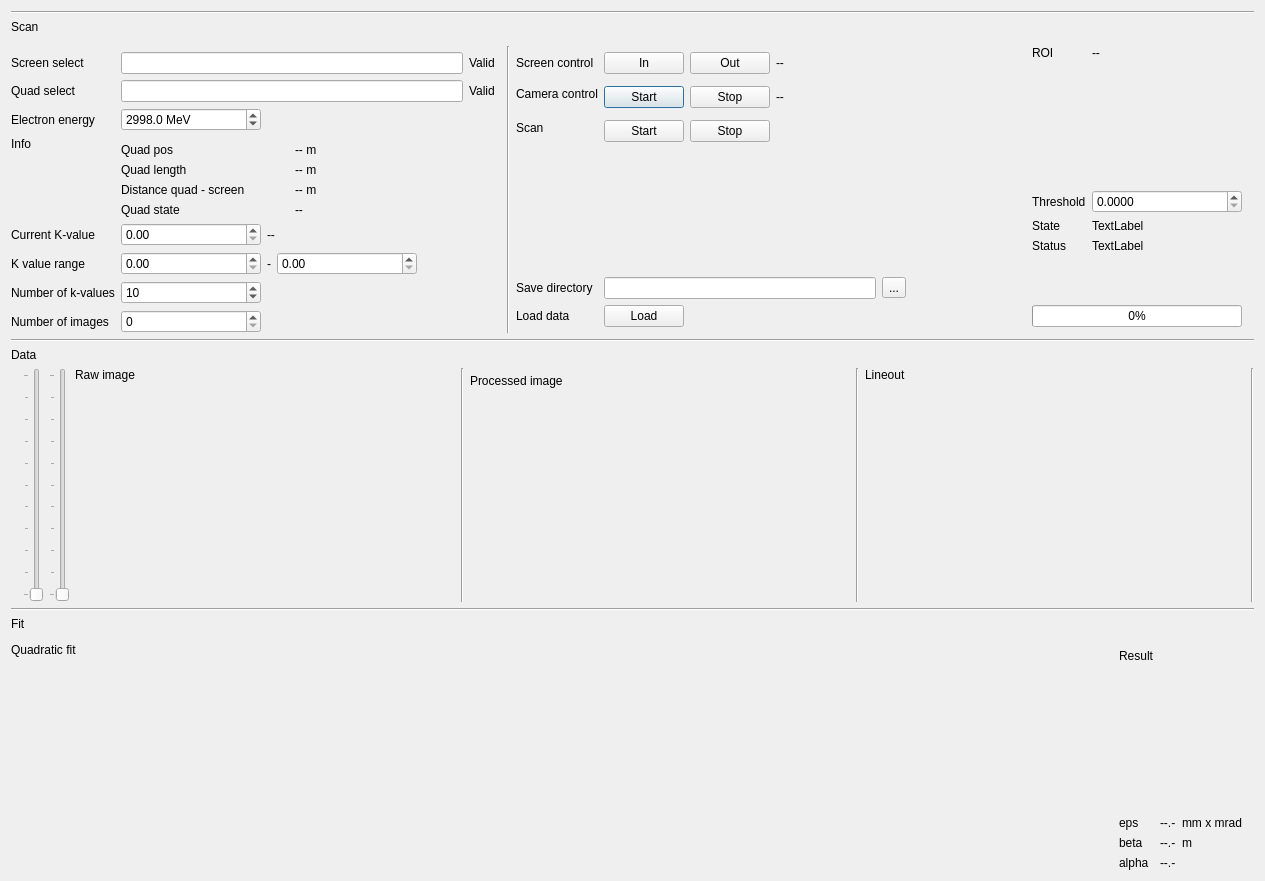
filiplindau/QuadScan, file quadscan_gui_notab.ui: the form before one commit.
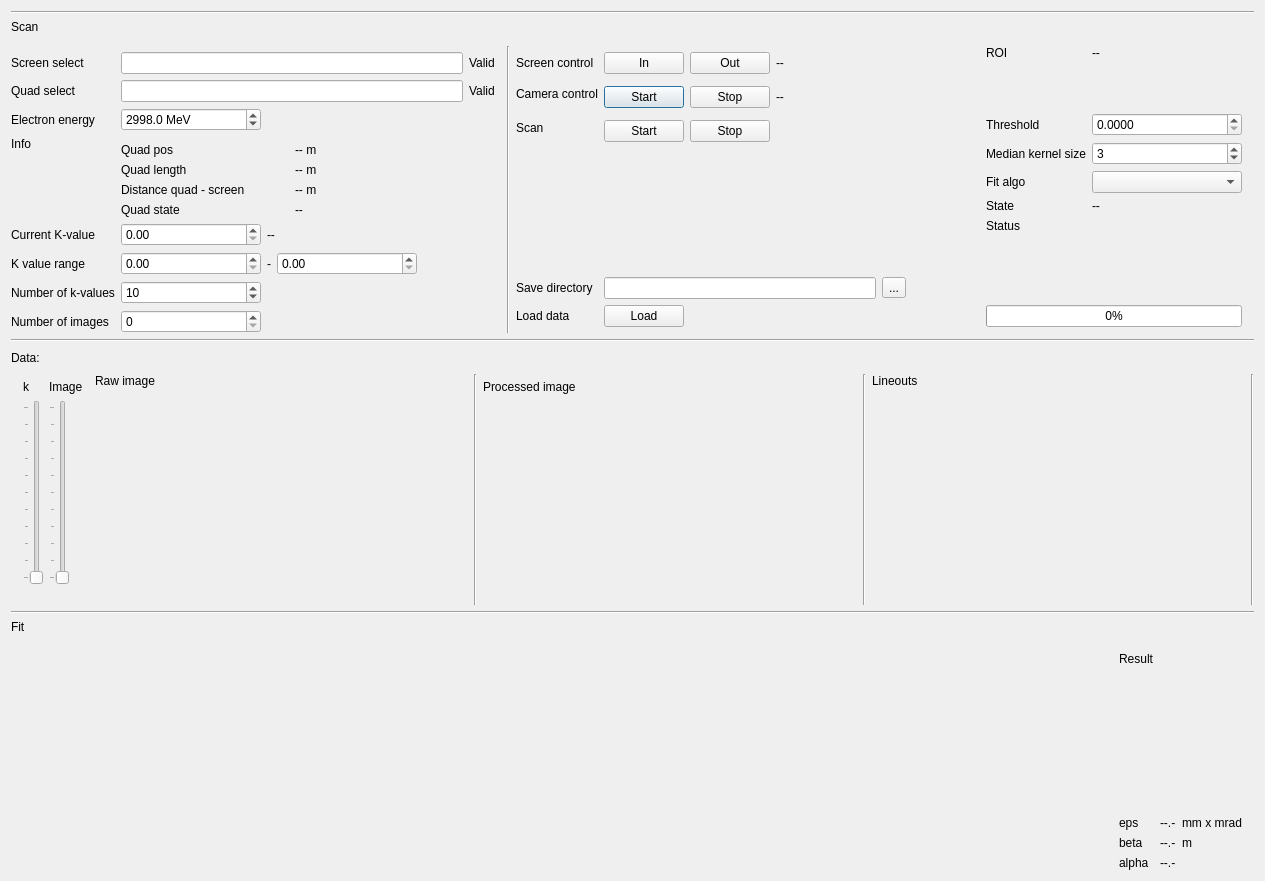
The form after the commit. Icons and pictures are not drawn. Custom widgets are drawn as their Qt base class.

```diff
--- a/quadscan_gui_notab.ui
+++ b/quadscan_gui_notab.ui
@@ -698,46 +698,27 @@
        <property name="bottomMargin">
         <number>6</number>
        </property>
-       <item row="2" column="2">
-        <widget class="QDoubleSpinBox" name="threshold_spinbox">
-         <property name="decimals">
-          <number>4</number>
-         </property>
-         <property name="maximum">
-          <double>1.000000000000000</double>
-         </property>
-         <property name="singleStep">
-          <double>0.010000000000000</double>
-         </property>
-        </widget>
-       </item>
-       <item row="3" column="2">
-        <widget class="QLabel" name="state_label">
-         <property name="sizePolicy">
-          <sizepolicy hsizetype="Preferred" vsizetype="Minimum">
-           <horstretch>0</horstretch>
-           <verstretch>0</verstretch>
-          </sizepolicy>
-         </property>
-         <property name="text">
-          <string>TextLabel</string>
-         </property>
-        </widget>
-       </item>
-       <item row="3" column="1">
-        <widget class="QLabel" name="label">
-         <property name="sizePolicy">
-          <sizepolicy hsizetype="Preferred" vsizetype="Minimum">
-           <horstretch>0</horstretch>
-           <verstretch>0</verstretch>
-          </sizepolicy>
-         </property>
-         <property name="text">
-          <string>State</string>
-         </property>
-        </widget>
-       </item>
        <item row="4" column="2">
+        <widget class="QComboBox" name="fit_algo_combobox"/>
+       </item>
+       <item row="4" column="1">
+        <widget class="QLabel" name="label_33">
+         <property name="text">
+          <string>Fit algo</string>
+         </property>
+        </widget>
+       </item>
+       <item row="6" column="1">
+        <widget class="QLabel" name="label_3">
+         <property name="text">
+          <string>Status</string>
+         </property>
+         <property name="alignment">
+          <set>Qt::AlignLeading|Qt::AlignLeft|Qt::AlignTop</set>
+         </property>
+        </widget>
+       </item>
+       <item row="6" column="2">
         <widget class="QLabel" name="status_label">
          <property name="sizePolicy">
           <sizepolicy hsizetype="Preferred" vsizetype="Preferred">
@@ -748,17 +729,50 @@
          <property name="minimumSize">
           <size>
            <width>150</width>
-           <height>60</height>
+           <height>80</height>
           </size>
          </property>
          <property name="text">
-          <string>TextLabel</string>
+          <string/>
          </property>
          <property name="alignment">
           <set>Qt::AlignLeading|Qt::AlignLeft|Qt::AlignTop</set>
          </property>
         </widget>
        </item>
+       <item row="2" column="1">
+        <widget class="QLabel" name="label_21">
+         <property name="text">
+          <string>Threshold</string>
+         </property>
+        </widget>
+       </item>
+       <item row="7" column="1" colspan="2">
+        <widget class="QProgressBar" name="operation_progressbar">
+         <property name="maximumSize">
+          <size>
+           <width>16777215</width>
+           <height>16777215</height>
+          </size>
+         </property>
+         <property name="value">
+          <number>0</number>
+         </property>
+        </widget>
+       </item>
+       <item row="5" column="2">
+        <widget class="QLabel" name="state_label">
+         <property name="sizePolicy">
+          <sizepolicy hsizetype="Preferred" vsizetype="Minimum">
+           <horstretch>0</horstretch>
+           <verstretch>0</verstretch>
+          </sizepolicy>
+         </property>
+         <property name="text">
+          <string>--</string>
+         </property>
+        </widget>
+       </item>
        <item row="0" column="2">
         <widget class="QLabel" name="label_2">
          <property name="text">
@@ -766,6 +780,32 @@
          </property>
         </widget>
        </item>
+       <item row="5" column="1">
+        <widget class="QLabel" name="label">
+         <property name="sizePolicy">
+          <sizepolicy hsizetype="Preferred" vsizetype="Minimum">
+           <horstretch>0</horstretch>
+           <verstretch>0</verstretch>
+          </sizepolicy>
+         </property>
+         <property name="text">
+          <string>State</string>
+         </property>
+        </widget>
+       </item>
+       <item row="2" column="2">
+        <widget class="QDoubleSpinBox" name="threshold_spinbox">
+         <property name="decimals">
+          <number>4</number>
+         </property>
+         <property name="maximum">
+          <double>1.000000000000000</double>
+         </property>
+         <property name="singleStep">
+          <double>0.001000000000000</double>
+         </property>
+        </widget>
+       </item>
        <item row="0" column="1">
         <widget class="QLabel" name="label_4">
          <property name="text">
@@ -789,33 +829,20 @@
          </property>
         </spacer>
        </item>
-       <item row="4" column="1">
-        <widget class="QLabel" name="label_3">
+       <item row="3" column="1">
+        <widget class="QLabel" name="label_34">
          <property name="text">
-          <string>Status</string>
+          <string>Median kernel size</string>
          </property>
-         <property name="alignment">
-          <set>Qt::AlignLeading|Qt::AlignLeft|Qt::AlignTop</set>
-         </property>
         </widget>
        </item>
-       <item row="2" column="1">
-        <widget class="QLabel" name="label_21">
-         <property name="text">
-          <string>Threshold</string>
-         </property>
-        </widget>
-       </item>
-       <item row="5" column="1" colspan="2">
-        <widget class="QProgressBar" name="operation_progressbar">
-         <property name="maximumSize">
-          <size>
-           <width>16777215</width>
-           <height>16777215</height>
-          </size>
+       <item row="3" column="2">
+        <widget class="QSpinBox" name="median_kernel_spinbox">
+         <property name="singleStep">
+          <number>2</number>
          </property>
          <property name="value">
-          <number>0</number>
+          <number>3</number>
          </property>
         </widget>
        </item>
@@ -831,11 +858,44 @@
     </widget>
    </item>
    <item>
+    <layout class="QHBoxLayout" name="horizontalLayout_10">
+     <property name="topMargin">
+      <number>0</number>
+     </property>
+     <item>
     <widget class="QLabel" name="label_10">
+       <property name="sizePolicy">
+        <sizepolicy hsizetype="Preferred" vsizetype="Preferred">
+         <horstretch>0</horstretch>
+         <verstretch>0</verstretch>
+        </sizepolicy>
+       </property>
      <property name="text">
-      <string>Data</string>
-     </property>
-    </widget>
+        <string>Data:</string>
+       </property>
+      </widget>
+     </item>
+     <item>
+      <widget class="QLabel" name="data_source_label">
+       <property name="text">
+        <string/>
+       </property>
+      </widget>
+     </item>
+     <item>
+      <spacer name="horizontalSpacer_8">
+       <property name="orientation">
+        <enum>Qt::Horizontal</enum>
+       </property>
+       <property name="sizeHint" stdset="0">
+        <size>
+         <width>40</width>
+         <height>20</height>
+        </size>
+       </property>
+      </spacer>
+     </item>
+    </layout>
    </item>
    <item>
     <layout class="QHBoxLayout" name="horizontalLayout">
@@ -850,19 +910,21 @@
       </layout>
      </item>
      <item>
-      <widget class="QSlider" name="k_slider">
-       <property name="maximum">
-        <number>10</number>
+      <layout class="QGridLayout" name="gridLayout_7">
+       <property name="topMargin">
+        <number>6</number>
        </property>
-       <property name="orientation">
-        <enum>Qt::Vertical</enum>
+       <property name="rightMargin">
+        <number>6</number>
        </property>
-       <property name="tickPosition">
-        <enum>QSlider::TicksAbove</enum>
+       <item row="3" column="1">
+        <widget class="QLabel" name="image_select_label">
+         <property name="text">
+          <string/>
        </property>
       </widget>
      </item>
-     <item>
+       <item row="1" column="1">
       <widget class="QSlider" name="image_slider">
        <property name="toolTip">
         <string>Image number</string>
@@ -887,6 +949,42 @@
        </property>
       </widget>
      </item>
+       <item row="3" column="0">
+        <widget class="QLabel" name="k_select_label">
+         <property name="text">
+          <string/>
+         </property>
+        </widget>
+       </item>
+       <item row="1" column="0">
+        <widget class="QSlider" name="k_slider">
+         <property name="maximum">
+          <number>10</number>
+         </property>
+         <property name="orientation">
+          <enum>Qt::Vertical</enum>
+         </property>
+         <property name="tickPosition">
+          <enum>QSlider::TicksAbove</enum>
+         </property>
+        </widget>
+       </item>
+       <item row="0" column="0">
+        <widget class="QLabel" name="label_38">
+         <property name="text">
+          <string>k</string>
+         </property>
+        </widget>
+       </item>
+       <item row="0" column="1">
+        <widget class="QLabel" name="label_40">
+         <property name="text">
+          <string>Image</string>
+         </property>
+        </widget>
+       </item>
+      </layout>
+     </item>
      <item>
       <layout class="QVBoxLayout" name="verticalLayout_6">
        <property name="rightMargin">
@@ -970,7 +1068,7 @@
        <item>
         <widget class="QLabel" name="label_24">
          <property name="text">
-          <string>Lineout</string>
+          <string>Lineouts</string>
          </property>
         </widget>
        </item>
@@ -1023,21 +1121,37 @@
         <number>6</number>
        </property>
        <item>
-        <widget class="QLabel" name="label_25">
-         <property name="text">
-          <string>Quadratic fit</string>
+        <layout class="QHBoxLayout" name="horizontalLayout_11">
+         <property name="topMargin">
+          <number>6</number>
          </property>
-        </widget>
-       </item>
        <item>
         <widget class="PlotWidget" name="fit_widget" native="true">
          <property name="sizePolicy">
           <sizepolicy hsizetype="Expanding" vsizetype="Expanding">
-           <horstretch>0</horstretch>
+             <horstretch>2</horstretch>
            <verstretch>0</verstretch>
           </sizepolicy>
          </property>
         </widget>
+         </item>
+         <item>
+          <widget class="PlotWidget" name="charge_widget" native="true">
+           <property name="sizePolicy">
+            <sizepolicy hsizetype="Expanding" vsizetype="Expanding">
+             <horstretch>1</horstretch>
+             <verstretch>0</verstretch>
+            </sizepolicy>
+           </property>
+           <property name="maximumSize">
+            <size>
+             <width>300</width>
+             <height>16777215</height>
+            </size>
+           </property>
+          </widget>
+         </item>
+        </layout>
        </item>
       </layout>
      </item>
```
Lines whose indentation alone changed are shown as unchanged.
